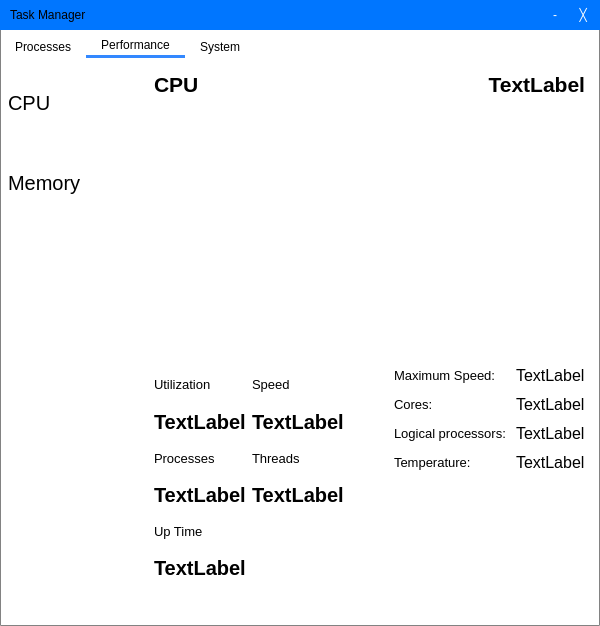
Qt form Mainwindow.ui (yuxincs/taskmanager) before a commit.
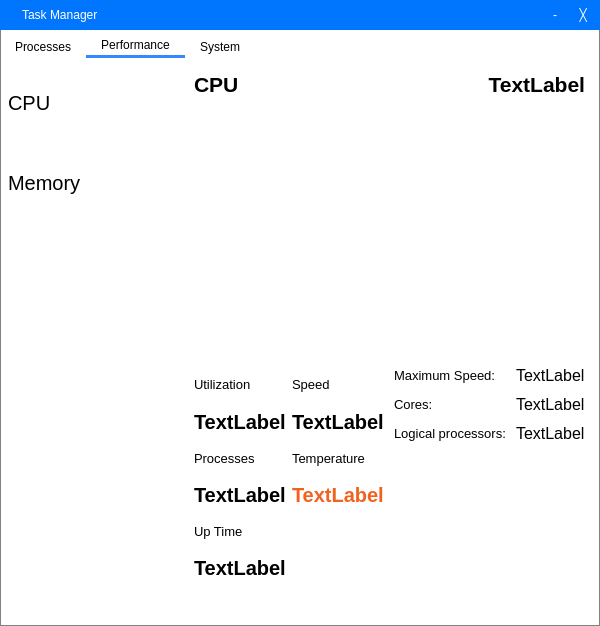
The same form after that commit. The open tabs and pages were chosen to show the change. Icons and pictures are not drawn. Custom widgets are drawn as their Qt base class.

```diff
--- a/Mainwindow.ui
+++ b/Mainwindow.ui
@@ -22,7 +22,6 @@
   <property name="styleSheet">
    <string notr="true">QMainWindow{
 	background-color:white;
-	border-radius:1px;
 	border:1px solid rgb(130, 130, 130);
 }
 
@@ -127,7 +126,8 @@
 }
 
 QLabel#titleLabel{
-	font:16pt white &quot;Segoe UI&quot; ;
+	font: 14pt &quot;Segoe UI&quot;;
+	color:white;
 }
 
 QWidget#titleWidget{
@@ -193,7 +193,7 @@
       <property name="styleSheet">
        <string notr="true"/>
       </property>
-      <layout class="QHBoxLayout" name="horizontalLayout_2" stretch="3,1,1">
+      <layout class="QHBoxLayout" name="horizontalLayout_2" stretch="0,3,1,1">
        <property name="spacing">
         <number>0</number>
        </property>
@@ -209,11 +209,33 @@
        <property name="bottomMargin">
         <number>0</number>
        </property>
+       <item>
+        <widget class="QLabel" name="label">
+         <property name="maximumSize">
+          <size>
+           <width>25</width>
+           <height>25</height>
+          </size>
+         </property>
+         <property name="text">
+          <string/>
+         </property>
+         <property name="pixmap">
+          <pixmap resource="taskmanager.qrc">:/Icon/icon.png</pixmap>
+         </property>
+         <property name="scaledContents">
+          <bool>true</bool>
+         </property>
+        </widget>
+       </item>
        <item>
         <widget class="QLabel" name="titleLabel">
          <property name="text">
           <string>Task Manager</string>
          </property>
+         <property name="indent">
+          <number>5</number>
+         </property>
         </widget>
        </item>
        <item>
@@ -310,7 +332,7 @@
        <attribute name="title">
         <string>Performance</string>
        </attribute>
-       <layout class="QHBoxLayout" name="horizontalLayout_3" stretch="1,0">
+       <layout class="QHBoxLayout" name="horizontalLayout_3" stretch="1,2">
         <property name="spacing">
          <number>10</number>
         </property>
@@ -527,7 +549,44 @@
                    </widget>
                   </item>
                   <item row="3" column="1">
-                   <widget class="QLabel" name="threads">
+                   <widget class="QLabel" name="temperature">
+                    <property name="palette">
+                     <palette>
+                      <active>
+                       <colorrole role="WindowText">
+                        <brush brushstyle="SolidPattern">
+                         <color alpha="255">
+                          <red>242</red>
+                          <green>98</green>
+                          <blue>31</blue>
+                         </color>
+                        </brush>
+                       </colorrole>
+                      </active>
+                      <inactive>
+                       <colorrole role="WindowText">
+                        <brush brushstyle="SolidPattern">
+                         <color alpha="255">
+                          <red>242</red>
+                          <green>98</green>
+                          <blue>31</blue>
+                         </color>
+                        </brush>
+                       </colorrole>
+                      </inactive>
+                      <disabled>
+                       <colorrole role="WindowText">
+                        <brush brushstyle="SolidPattern">
+                         <color alpha="255">
+                          <red>160</red>
+                          <green>160</green>
+                          <blue>160</blue>
+                         </color>
+                        </brush>
+                       </colorrole>
+                      </disabled>
+                     </palette>
+                    </property>
                     <property name="font">
                      <font>
                       <family>Segoe UI</family>
@@ -592,7 +651,7 @@
                      </font>
                     </property>
                     <property name="text">
-                     <string>Threads</string>
+                     <string>Temperature</string>
                     </property>
                    </widget>
                   </item>
@@ -761,41 +820,6 @@
                   </property>
                  </widget>
                 </item>
-                <item row="3" column="0">
-                 <widget class="QLabel" name="label_17">
-                  <property name="palette">
-                   <palette>
-                    <active/>
-                    <inactive/>
-                    <disabled/>
-                   </palette>
-                  </property>
-                  <property name="font">
-                   <font>
-                    <family>Segoe UI</family>
-                    <pointsize>10</pointsize>
-                   </font>
-                  </property>
-                  <property name="text">
-                   <string>Temperature:</string>
-                  </property>
-                 </widget>
-                </item>
-                <item row="3" column="1">
-                 <widget class="QLabel" name="temperature">
-                  <property name="font">
-                   <font>
-                    <family>Segoe UI</family>
-                    <pointsize>12</pointsize>
-                    <weight>50</weight>
-                    <bold>false</bold>
-                   </font>
-                  </property>
-                  <property name="text">
-                   <string>TextLabel</string>
-                  </property>
-                 </widget>
-                </item>
                </layout>
               </item>
              </layout>
```
Left out of the diff: 76 changed lines with no effect on the pictures.
